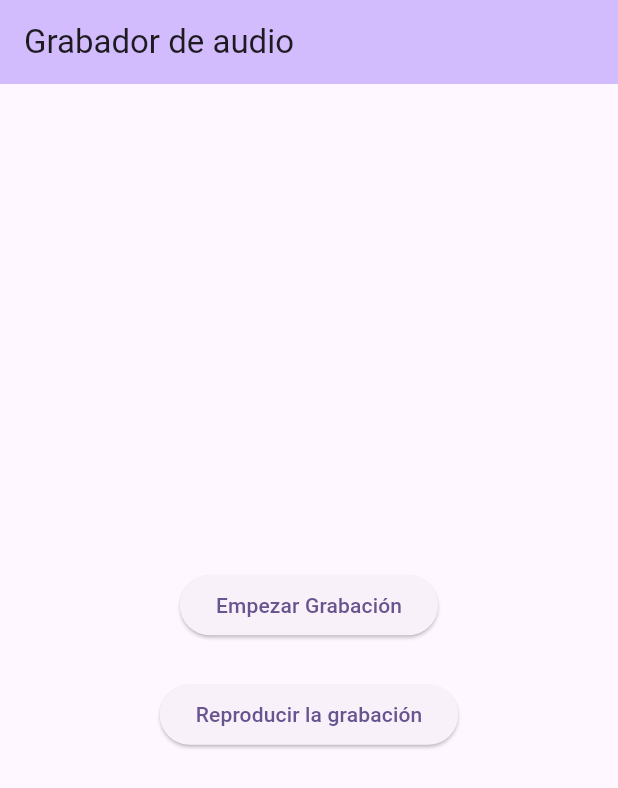
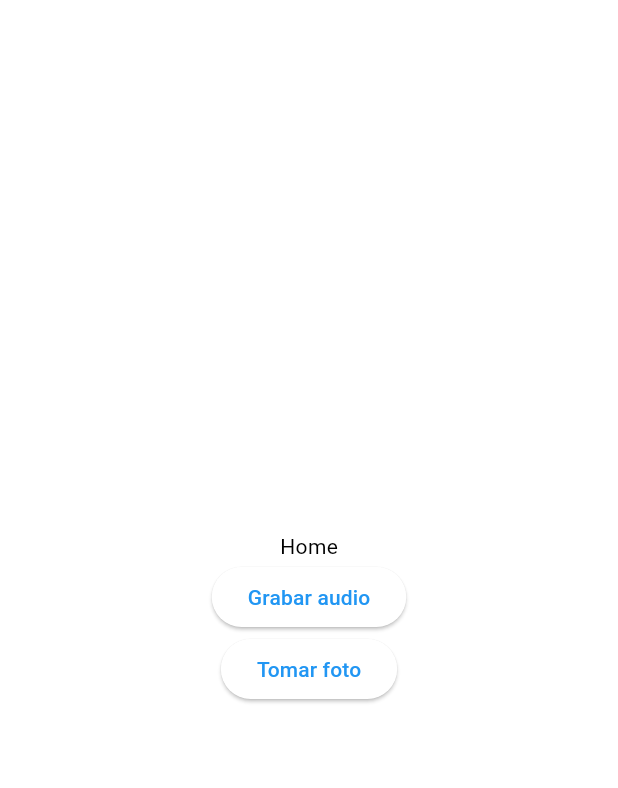
Before and after one commit to LuisFer27/app_test, a Flutter app: the screen it shows after launch, on a phone screen of 412 x 824 dp. Shown: the top 788 px of the screen. Run offline on Flutter 3.47's test engine with Material 2 defaults, Android fonts, the phone set to English and light mode, and no system bars; drawn by our look-alikes of dynamic_color; our stand-ins replace audioplayers, image_picker, sqflite; missing offline and left inert: record; accounts and stored records are empty.

Commit message:
Ajustes para flutter se metieron los apartados como para grabar audio foto de perfil y se añadio el archivo del crud

```diff
--- /dev/null
+++ b/lib/home_screen.dart
@@ -0,0 +1,49 @@
+
+import 'package:flutter/material.dart';
+import 'package:app_test/record/record.dart';
+import 'package:app_test/profile/photo_screen.dart';
+
+class MyHomePage extends StatefulWidget {
+  const MyHomePage({super.key});
+
+
+
+  @override
+  _MyHomePageState createState() => _MyHomePageState();
+}
+
+class _MyHomePageState extends State<MyHomePage> {
+  @override
+  Widget build(BuildContext context) {
+    return Scaffold(
+      body: Center(
+        child: Column(
+          mainAxisAlignment: MainAxisAlignment.center,
+          children: <Widget>[
+            const Text(
+              'Home',
+            ),
+            ElevatedButton(
+              child: const Text("Grabar audio"),
+              onPressed: ()=>{
+                Navigator.push(
+                  context,
+                  MaterialPageRoute(builder: (context)=> const RecordPage(title: 'Grabar audio'))
+                )
+              }
+            ),
+             ElevatedButton(
+              child: const Text("Tomar foto"),
+              onPressed: ()=>{
+                Navigator.push(
+                  context,
+                  MaterialPageRoute(builder: (context)=> const PhotoScreen(title: 'Tomar foto'))
+                )
+              }
+            )
+          ],
+        ),
+      ),
+    );
+  }
+}
--- a/lib/main.dart
+++ b/lib/main.dart
@@ -1,121 +1,35 @@
 import 'package:flutter/material.dart';
-import 'package:record/record.dart';
-import 'package:audioplayers/audioplayers.dart';
-
+import 'package:dynamic_color/dynamic_color.dart';
+import 'package:app_test/home_screen.dart';
 void main() {
-  runApp(const MyApp());
+  runApp(MyApp());
 }
 
-class MyApp extends StatelessWidget {
-  const MyApp({super.key});
+ class MyApp extends StatelessWidget{
 
-  // This widget is the root of your application.
+  static final _defaultLightColorScheme =
+    ColorScheme.fromSwatch(primarySwatch: Colors.blue);
+
+static final _defaultDarkColorScheme = ColorScheme.fromSwatch(
+    primarySwatch: Colors.blue, brightness: Brightness.dark);
+
+
   @override
-  Widget build(BuildContext context) {
+  Widget build(BuildContext context){
+  return DynamicColorBuilder(builder: (lightColorScheme, darkColorScheme) {
     return MaterialApp(
-      title: 'Flutter Demo',
+    debugShowCheckedModeBanner: false,
       theme: ThemeData(
-        colorScheme: ColorScheme.fromSeed(seedColor: Colors.deepPurple),
+        colorScheme: lightColorScheme ?? _defaultLightColorScheme,
         useMaterial3: true,
       ),
-      home: const MyHomePage(title: 'Grabador de audio'),
+      darkTheme: ThemeData(
+        colorScheme: darkColorScheme ?? _defaultDarkColorScheme,
+        useMaterial3: true,
+      ),
+      //themeMode: ThemeMode.dark,
+    home:MyHomePage ()
     );
+      });
   }
-}
-
-class MyHomePage extends StatefulWidget {
-  const MyHomePage({super.key, required this.title});
-  final String title;
-  @override
-  State<MyHomePage> createState() => _MyHomePageState();
-}
-class _MyHomePageState extends State<MyHomePage> {
-  late Record audioRecord;
-  late AudioPlayer audioPlayer;
-  bool isRecording = false;
-  String audioPath = '';
-  @override
-  void initState() {
-    audioPlayer = AudioPlayer();
-    audioRecord = Record();
-    super.initState();
-  }
-
-  @override
-  void dispose() {
-    audioRecord.dispose();
-    audioPlayer.dispose();
-    super.dispose();
-  }
-
-  Future<void> startRecording() async {
-    try {
-      if (await audioRecord.hasPermission()) {
-        await audioRecord.start();
-        setState(() {
-          isRecording = true;
-        });
-      }
-    } catch (e) {
-      print('Error al iniciar la grabación:$e');
-    }
-  }
-
-  Future<void> stopRecording() async {
-    try {
-      String? path = await audioRecord.stop();
-      setState(() {
-        isRecording = false;
-        audioPath = path!;
-      });
-    } catch (e) {
-      print('Error al intentar parar la grabación:$e');
-    }
-  }
-
-  Future<void> playRecording() async {
-    try {
-      Source urlSource = UrlSource(audioPath);
-      await audioPlayer.play(urlSource);
-    } catch (e) {
-      print('Error al reproducir la grabación:$e');
-    }
-  }
-
-  Widget build(BuildContext context) {
-    return Scaffold(
-      appBar: AppBar(
-        backgroundColor: Theme.of(context).colorScheme.inversePrimary,
-        title: Text(widget.title),
-      ),
-      body: Center(
-        child: Column(
-          mainAxisAlignment: MainAxisAlignment.center,
-          children: <Widget>[
-            if (isRecording)
-              const Text(
-                'Grabación en progreso',
-                style: TextStyle(
-                  fontSize: 20,
-                ),
-              ),
-            ElevatedButton(
-              onPressed: isRecording ? stopRecording : startRecording,
-              child: isRecording
-                  ? const Text('Parar la Grabación')
-                  : const Text('Empezar Grabación'),
-            ),
-            const SizedBox(
-              height: 25,
-            ),
-            if (!isRecording && audioPath != null)
-              ElevatedButton(
-                onPressed: playRecording,
-                child: const Text('Reproducir la grabación'),
-              ),
-          ],
-        ),
-      ), // This trailing comma makes auto-formatting nicer for build methods.
-    );
-  }
-}
+ }
--- a/pubspec.yaml
+++ b/pubspec.yaml
@@ -37,6 +37,12 @@ dependencies:
   cupertino_icons: ^1.0.2
   record: ^4.4.4
   audioplayers: ^5.1.0
+  camera:
+  path_provider:
+  path:
+  image_picker:
+  sqflite: ^2.3.0
+  dynamic_color: ^1.4.0
 
 dev_dependencies:
   flutter_test:
```
Also changed, not shown: lib/list/list.dart (added, +182 -0 lines), lib/model/db_helper.dart (added, +57 -0 lines), lib/profile/photo_screen.dart (added, +89 -0 lines), lib/record/record.dart (added, +102 -0 lines), pubspec.lock, 6 other files.
